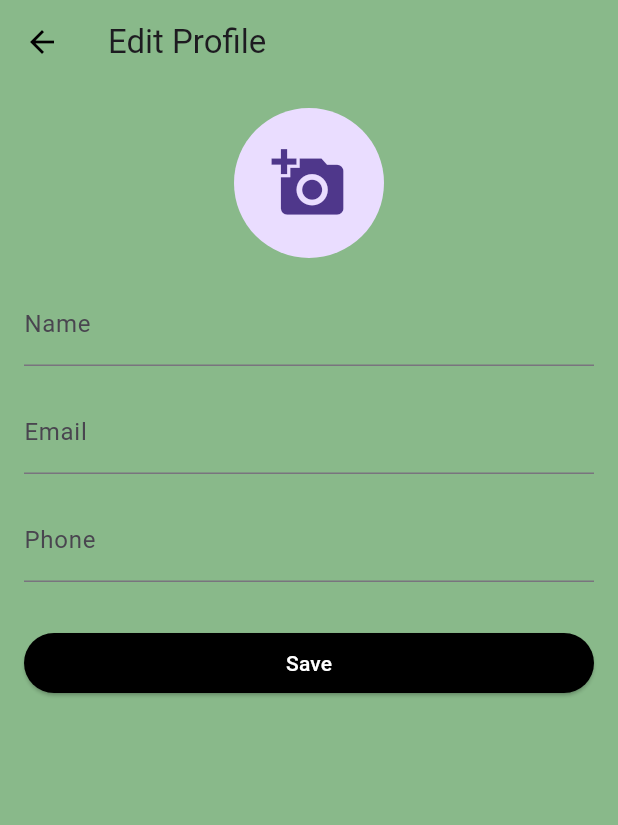
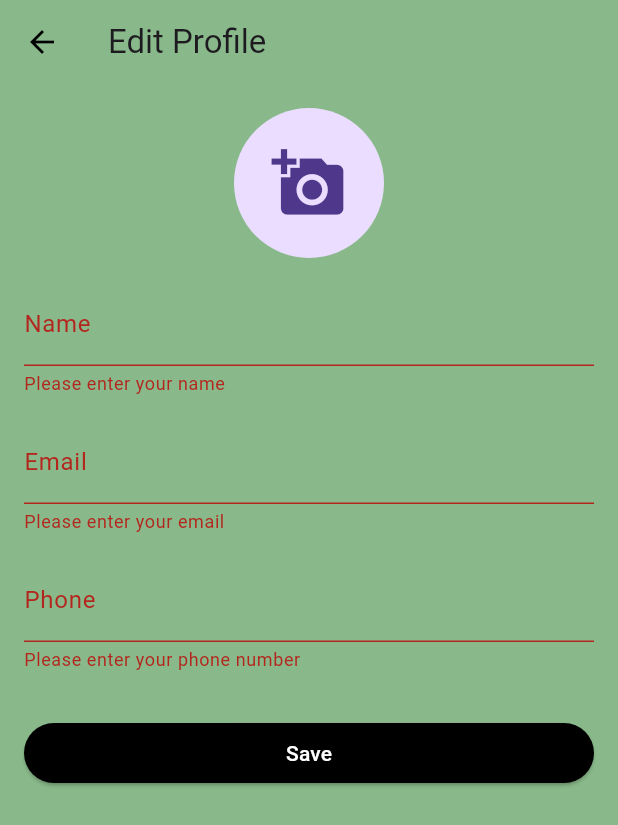
Before and after one commit to Sanomohamed/doorstepmart, a Flutter app: the ProfilePage screen opened directly, after a tap on "Save", on a phone screen of 412 x 824 dp. Shown: the top 825 px of the screen. Run offline on Flutter 3.47's test engine with Material 3 defaults, Android fonts, the light colour scheme and no system bars; our stand-ins replace cloud_firestore, firebase_auth, firebase_core, firebase_storage, fluttertoast, geolocator and 2 more; missing offline and left inert: firebase_app_check; accounts and stored records are empty; network calls fail.

Commit message:
26/2/2025

```diff
--- a/analysis_options.yaml
+++ b/analysis_options.yaml
@@ -2,3 +2,5 @@ include: package:flutter_lints/flutter.yaml
 analyzer:
   errors:
     avoid_print: ignore
+    unnecessary_null_comparison: ignore
+    unused_import: ignore
--- a/lib/main.dart
+++ b/lib/main.dart
@@ -4,6 +4,7 @@ import 'package:doorstepmart/src/landing.dart';
 import 'package:doorstepmart/src/login/login.dart';
 import 'package:doorstepmart/src/shop/cart_model.dart';
 import 'package:doorstepmart/src/signup/signup.dart';
+import 'package:firebase_app_check/firebase_app_check.dart';
 import 'package:firebase_core/firebase_core.dart';
 import 'package:firebase_auth/firebase_auth.dart';
 import 'package:flutter/material.dart';
@@ -15,6 +16,8 @@ void main() async {
   await Firebase.initializeApp(
      options: DefaultFirebaseOptions.currentPlatform,
   );
+
+
   runApp(
     MultiProvider(
       providers: [
--- a/lib/src/profile/profile_form.dart
+++ b/lib/src/profile/profile_form.dart
@@ -1,6 +1,11 @@
+import 'package:firebase_auth/firebase_auth.dart';
 import 'package:flutter/material.dart';
 import 'package:image_picker/image_picker.dart';
 import 'dart:io';
+import 'package:cloud_firestore/cloud_firestore.dart';
+import 'package:firebase_storage/firebase_storage.dart';
+import 'package:path_provider/path_provider.dart';
+
 
 class ProfileForm extends StatefulWidget {
   const ProfileForm({super.key});
@@ -17,6 +22,67 @@ class _ProfileFormState extends State<ProfileForm> {
   final TextEditingController _phoneController = TextEditingController();
   File? _profileImage;
 
+
+  @override
+  void initState() {
+    super.initState();
+    _fetchUserData();
+  }
+
+  // Fetch current user data from FirebaseAuth
+ // Fetch current user data from FirebaseAuth and Firestore
+ Future<void> _fetchUserData() async {
+    try {
+      User? user = FirebaseAuth.instance.currentUser;
+      if (user != null) {
+        // Fetch user data from Firestore
+        DocumentSnapshot userDoc = await FirebaseFirestore.instance.collection('users').doc(user.uid).get();
+        if (userDoc.exists) {
+          Map<String, dynamic> userData = userDoc.data() as Map<String, dynamic>;
+          setState(() {
+            _nameController.text = userData['displayName'] ?? '';
+            _emailController.text = userData['email'] ?? '';
+            _phoneController.text = userData['phoneNumber'] ?? '';
+          });
+
+          // Fetch profile image from Firebase Storage
+          if (userData['profileImageUrl'] != null) {
+            String profileImageUrl = userData['profileImageUrl'];
+            File profileImageFile = await _downloadProfileImage(profileImageUrl);
+            setState(() {
+              _profileImage = profileImageFile;
+            });
+          }
+        } else {
+          // Fall back to using data from FirebaseAuth
+          setState(() {
+            _nameController.text = user.displayName ?? '';
+            _emailController.text = user.email ?? '';
+            _phoneController.text = user.phoneNumber ?? '';
+          });
+        }
+      }
+    } catch (e) {
+      print('Error fetching user data: $e');
+    }
+  }
+
+
+  Future<File> _downloadProfileImage(String imageUrl) async {
+    try {
+      final ref = FirebaseStorage.instance.refFromURL(imageUrl);
+      final directory = await getApplicationDocumentsDirectory();
+      final file = File('${directory.path}/profile_image.jpg');
+      await ref.writeToFile(file);
+      return file;
+    } catch (e) {
+      print('Error downloading profile image: $e');
+      rethrow;
+    }
+  }
+
+
+  // Pick an image for the profile from the gallery
   Future<void> _pickImage() async {
     final pickedFile = await ImagePicker().pickImage(source: ImageSource.gallery);
     if (pickedFile != null) {
@@ -25,6 +91,101 @@ class _ProfileFormState extends State<ProfileForm> {
       });
     }
   }
+
+
+  // Upload profile image to Firebase Storage
+  Future<String?> _uploadProfileImage(File imageFile) async {
+    try {
+      User? user = FirebaseAuth.instance.currentUser;
+      if (user != null) {
+        Reference storageRef = FirebaseStorage.instance.ref().child('profile_images/${user.uid}.jpg');
+        UploadTask uploadTask = storageRef.putFile(imageFile);
+        TaskSnapshot snapshot = await uploadTask.whenComplete(() {});
+        String downloadUrl = await snapshot.ref.getDownloadURL();
+        return downloadUrl;
+      } else {
+        throw Exception('User not logged in');
+      }
+    } catch (e) {
+      print('Error uploading profile image: $e');
+      rethrow; // Re-throw the error to handle it in the caller function
+    }
+  }
+
+
+  // Save the user profile information to Firestore
+  Future<void> _saveUserProfile() async {
+    if (_formKey.currentState!.validate()) {
+      try {
+        String? profileImageUrl;
+
+        // Upload the profile image if there is one selected
+        if (_profileImage != null) {
+          profileImageUrl = await _uploadProfileImage(_profileImage!);
+          print('Profile Image URL: $profileImageUrl');
+        }
+
+        // Get the current user
+        User? user = FirebaseAuth.instance.currentUser;
+        if (user == null || user.uid.isEmpty) {
+          print('Error: User UID is invalid or user is not logged in.');
+          return;
+        }
+
+        // Debug: Log the current user information
+        print('Current user: ${user.uid}');
+        print('User email: ${user.email}');
+        print('User displayName: ${user.displayName}');
+
+        // Reference to the user's Firestore document
+        DocumentReference userRef = FirebaseFirestore.instance.collection('users').doc(user.uid);
+
+        // Prepare data to save to Firestore
+        Map<String, dynamic> userData = {
+          'email': _emailController.text.trim(),
+          'displayName': _nameController.text.trim(),
+          'phoneNumber': _phoneController.text.trim(),
+        };
+
+        // Add profileImageUrl to the data if it's available
+        if (profileImageUrl != null) {
+          userData['profileImageUrl'] = profileImageUrl;
+        }
+
+        // Debug: Print the data to be saved
+        print('User data to be saved: $userData');
+
+        // Write the user data to Firestore with merge (to avoid overwriting existing fields)
+        await userRef.set(userData, SetOptions(merge: true));
+
+        print('User profile updated: ${user.uid}');
+
+        // Show a success message
+        if (mounted) {
+          ScaffoldMessenger.of(context).showSnackBar(
+            const SnackBar(content: Text('Profile updated successfully')),
+          );
+        }
+      } on FirebaseException catch (e) {
+        // Handle Firebase-specific errors
+        print('Firebase Error saving user profile: ${e.message}');
+        if (mounted) {
+          ScaffoldMessenger.of(context).showSnackBar(
+            SnackBar(content: Text('Firebase Error: ${e.message ?? 'An error occurred'}')),
+          );
+        }
+      } catch (e) {
+        // Handle general errors
+        print('Error saving user profile: $e');
+        if (mounted) {
+          ScaffoldMessenger.of(context).showSnackBar(
+            const SnackBar(content: Text('Error saving profile')),
+          );
+        }
+      }
+    }
+  }
+
 
   @override
   Widget build(BuildContext context) {
@@ -77,13 +238,12 @@ class _ProfileFormState extends State<ProfileForm> {
           ),
           const SizedBox(height: 30),
           ElevatedButton(
-            onPressed: () {
-              // Implement save functionality later
-            },
-           style: ElevatedButton.styleFrom(
-              foregroundColor: Colors.white, backgroundColor: const Color.fromARGB(255, 0, 0, 0), // Text color
+            onPressed: _saveUserProfile,
+            style: ElevatedButton.styleFrom(
+              foregroundColor: Colors.white,
+              backgroundColor: const Color.fromARGB(255, 0, 0, 0), // Text color
             ),
-            child: Text('Save'),
+            child: const Text('Save'),
           ),
         ],
       ),
--- a/pubspec.yaml
+++ b/pubspec.yaml
@@ -17,6 +17,11 @@ dependencies:
   google_sign_in: ^6.2.2
   geolocator: ^13.0.2
   image_picker: ^1.1.2
+  cloud_firestore: ^5.6.3
+  firebase_storage: ^12.4.2
+  firebase_database: ^11.3.3
+  firebase_app_check: ^0.3.2+3
+  path_provider: ^2.1.5
 
 dev_dependencies:
   flutter_test:
```
Also changed, not shown: pubspec.lock, 3 other files.
